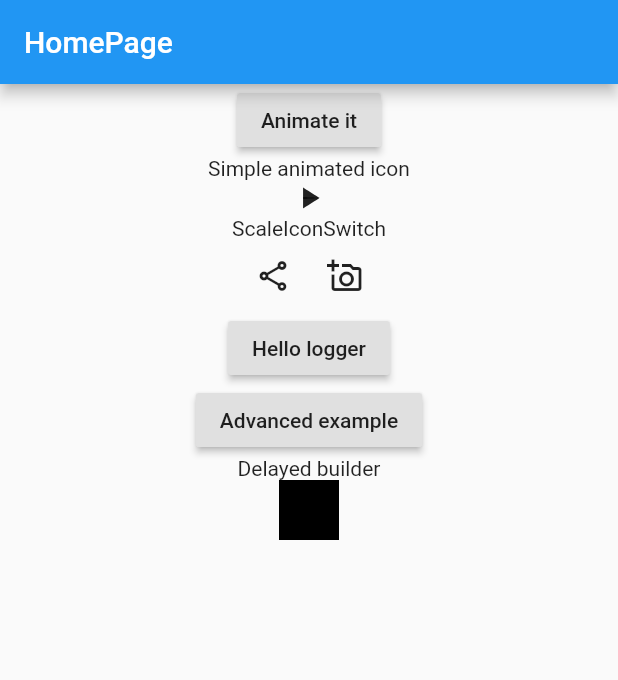
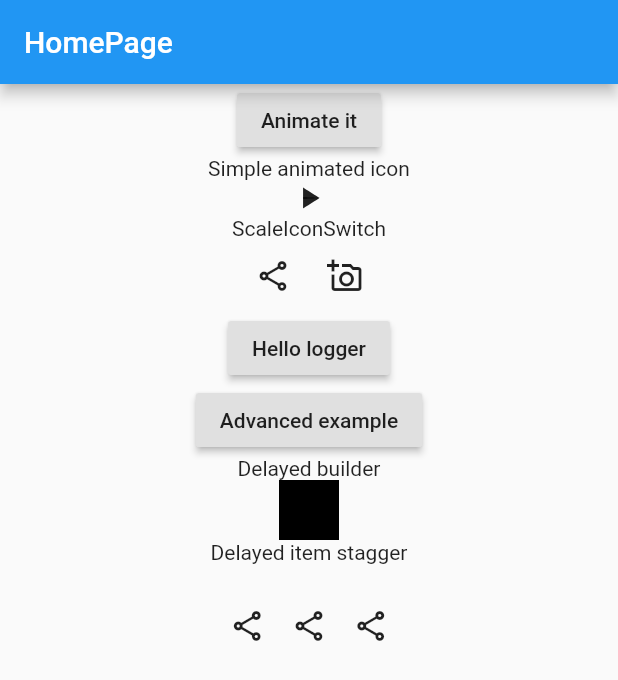
Before and after one commit to RoundedInfinity/flutility, a Flutter app: the screen it shows after launch, on a phone screen of 412 x 824 dp. Shown: the top 680 px of the screen. Run offline on Flutter 3.47's test engine with Material 2 defaults, Android fonts, the phone set to English and light mode, and no system bars.

Commit message:
added delayed item stagger, changed delay builder to delay value builder

```diff
--- a/example/lib/main.dart
+++ b/example/lib/main.dart
@@ -75,6 +75,51 @@ class _HomePageState extends State<HomePage> {
         ],
       );
 
+  Widget _itemStagger() => Container(
+        height: MediaQuery.of(context).size.height * 0.1,
+        child: DelayedValueStagger(
+          value: animate,
+          shrinkWrap: true,
+          scrollDirection: Axis.horizontal,
+          duration: Duration(milliseconds: 100),
+          builder: (context, value) => [
+            Container(
+              width: MediaQuery.of(context).size.width * 0.1,
+              child: ScaleIconSwitch(
+                animate: value,
+                firstIcon: Icon(Icons.share_outlined),
+                secondIcon: Icon(Icons.delete_outline),
+                // giving the icons a on pressed function so they are not in the disabled state.
+                onFirstPressed: () {},
+                onSecondPressed: () {},
+              ),
+            ),
+            Container(
+              width: MediaQuery.of(context).size.width * 0.1,
+              child: ScaleIconSwitch(
+                animate: value,
+                firstIcon: Icon(Icons.share_outlined),
+                secondIcon: Icon(Icons.delete_outline),
+                // giving the icons a on pressed function so they are not in the disabled state.
+                onFirstPressed: () {},
+                onSecondPressed: () {},
+              ),
+            ),
+            Container(
+              width: MediaQuery.of(context).size.width * 0.1,
+              child: ScaleIconSwitch(
+                animate: value,
+                firstIcon: Icon(Icons.share_outlined),
+                secondIcon: Icon(Icons.delete_outline),
+                // giving the icons a on pressed function so they are not in the disabled state.
+                onFirstPressed: () {},
+                onSecondPressed: () {},
+              ),
+            ),
+          ],
+        ),
+      );
+
   @override
   Widget build(BuildContext context) {
     return Scaffold(
@@ -101,7 +146,7 @@ class _HomePageState extends State<HomePage> {
             ),
             Text('Delayed builder'),
             Center(
-              child: DelayedBuilder(
+              child: DelayedValueBuilder(
                 builder: (context, value) => AnimatedContainer(
                   duration: Duration(milliseconds: 200),
                   color: value ? Colors.green : Colors.black,
@@ -111,7 +156,9 @@ class _HomePageState extends State<HomePage> {
                 value: animate,
                 delay: Duration(milliseconds: 700),
               ),
-            )
+            ),
+            Text('Delayed item stagger'),
+            _itemStagger()
           ],
         ),
       ),
--- a/lib/delayed_builder.dart
+++ b/lib/delayed_value_builder.dart
@@ -1,27 +1,27 @@
 import 'package:flutter/widgets.dart';
 
-typedef _DelayBuilder = Widget Function(BuildContext context, dynamic value);
+typedef DelayBuilder = Widget Function(BuildContext context, dynamic value);
 
-class DelayedBuilder extends StatefulWidget {
+class DelayedValueBuilder extends StatefulWidget {
   final value;
-  final _DelayBuilder builder;
+  final DelayBuilder builder;
   final Duration delay;
 
-  const DelayedBuilder(
+  const DelayedValueBuilder(
       {Key key,
       @required this.value,
       @required this.builder,
       this.delay = const Duration(milliseconds: 200)})
       : super(key: key);
   @override
-  _DelayedBuilderState createState() => _DelayedBuilderState();
+  _DelayedValueBuilderState createState() => _DelayedValueBuilderState();
 }
 
-class _DelayedBuilderState extends State<DelayedBuilder> {
+class _DelayedValueBuilderState extends State<DelayedValueBuilder> {
   ValueNotifier listenableValue = ValueNotifier(false);
 
   @override
-  void didUpdateWidget(DelayedBuilder oldWidget) {
+  void didUpdateWidget(DelayedValueBuilder oldWidget) {
     update();
     super.didUpdateWidget(oldWidget);
   }
--- /dev/null
+++ b/lib/delayed_value_stagger.dart
@@ -0,0 +1,77 @@
+import 'package:flutter/foundation.dart';
+import 'package:flutter/gestures.dart';
+import 'package:flutter/material.dart';
+
+import 'delayed_value_builder.dart';
+
+typedef DelayListBuilder = List<Widget> Function(
+    BuildContext context, dynamic value);
+
+class DelayedValueStagger extends StatefulWidget {
+  final DelayListBuilder builder;
+  final value;
+  final Duration duration;
+
+  final Axis scrollDirection;
+  final bool reverse;
+
+  final bool primary;
+  final ScrollPhysics physics;
+  final bool shrinkWrap;
+  final EdgeInsetsGeometry padding;
+  final bool addAutomaticKeepAlives;
+  final bool addRepaintBoundaries;
+  final bool addSemanticIndexes;
+  final double cacheExtent;
+  final DragStartBehavior dragStartBehavior;
+  final ScrollViewKeyboardDismissBehavior keyboardDismissBehavior;
+
+  const DelayedValueStagger({
+    Key key,
+    @required this.builder,
+    @required this.value,
+    this.duration = const Duration(milliseconds: 200),
+    this.primary,
+    this.physics,
+    this.padding,
+    this.cacheExtent,
+    this.dragStartBehavior = DragStartBehavior.start,
+    this.keyboardDismissBehavior,
+    this.reverse = false,
+    this.shrinkWrap = false,
+    this.addAutomaticKeepAlives = true,
+    this.addRepaintBoundaries = true,
+    this.addSemanticIndexes = true,
+    this.scrollDirection = Axis.vertical,
+  }) : super(key: key);
+  @override
+  _DelayedValueStaggerState createState() => _DelayedValueStaggerState();
+}
+
+class _DelayedValueStaggerState extends State<DelayedValueStagger> {
+  List<Widget> items;
+
+  @override
+  Widget build(BuildContext context) {
+    return ListView.builder(
+      shrinkWrap: widget.shrinkWrap,
+      addAutomaticKeepAlives: widget.addAutomaticKeepAlives,
+      addRepaintBoundaries: widget.addRepaintBoundaries,
+      cacheExtent: widget.cacheExtent,
+      dragStartBehavior: widget.dragStartBehavior,
+      padding: widget.padding,
+      physics: widget.physics,
+      keyboardDismissBehavior: widget.keyboardDismissBehavior,
+      primary: widget.primary,
+      scrollDirection: widget.scrollDirection,
+      itemCount: widget.builder(context, widget.value).length,
+      itemBuilder: (context, index) {
+        return DelayedValueBuilder(
+          builder: (context, value) => widget.builder(context, value)[index],
+          value: widget.value,
+          delay: widget.duration * index,
+        );
+      },
+    );
+  }
+}
--- a/lib/flutility.dart
+++ b/lib/flutility.dart
@@ -1,8 +1,8 @@
 library flutility;
 
 export 'package:flutility/logger.dart';
-export 'package:flutility/delayed_builder.dart';
+export 'package:flutility/delayed_value_builder.dart';
 export 'package:flutility/ripple_anamation.dart';
 export 'package:flutility/scale_item_switch.dart';
 export 'package:flutility/simple_animated_icon.dart';
-export 'package:flutility/stagged_listview.dart';
+export 'package:flutility/delayed_value_stagger.dart';
--- a/lib/stagged_listview.dart
+++ /dev/null
@@ -1,40 +0,0 @@
-import 'package:flutter/foundation.dart';
-import 'package:flutter/material.dart';
-
-import 'logger.dart';
-
-class StaggeredListView extends StatefulWidget {
-  final List<Widget> children;
-
-  const StaggeredListView({Key key, this.children}) : super(key: key);
-  @override
-  SstaggeredStateListView createState() => SstaggeredStateListView();
-}
-
-class SstaggeredStateListView extends State<StaggeredListView>
-    with SingleTickerProviderStateMixin {
-  AnimationController _controller;
-
-  @override
-  void initState() {
-    super.initState();
-    _controller = AnimationController(vsync: this);
-  }
-
-  @override
-  void dispose() {
-    super.dispose();
-    _controller.dispose();
-  }
-
-  @override
-  Widget build(BuildContext context) {
-    return ListView.builder(
-      shrinkWrap: true,
-      itemCount: widget.children.length,
-      itemBuilder: (context, index) {
-        return Container();
-      },
-    );
-  }
-}
```
